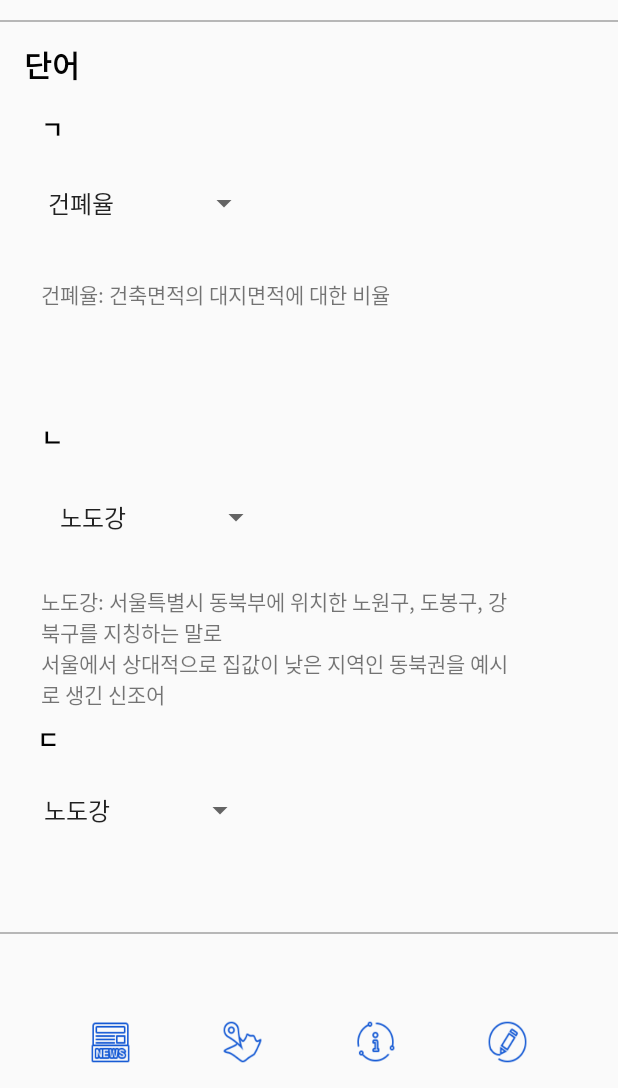
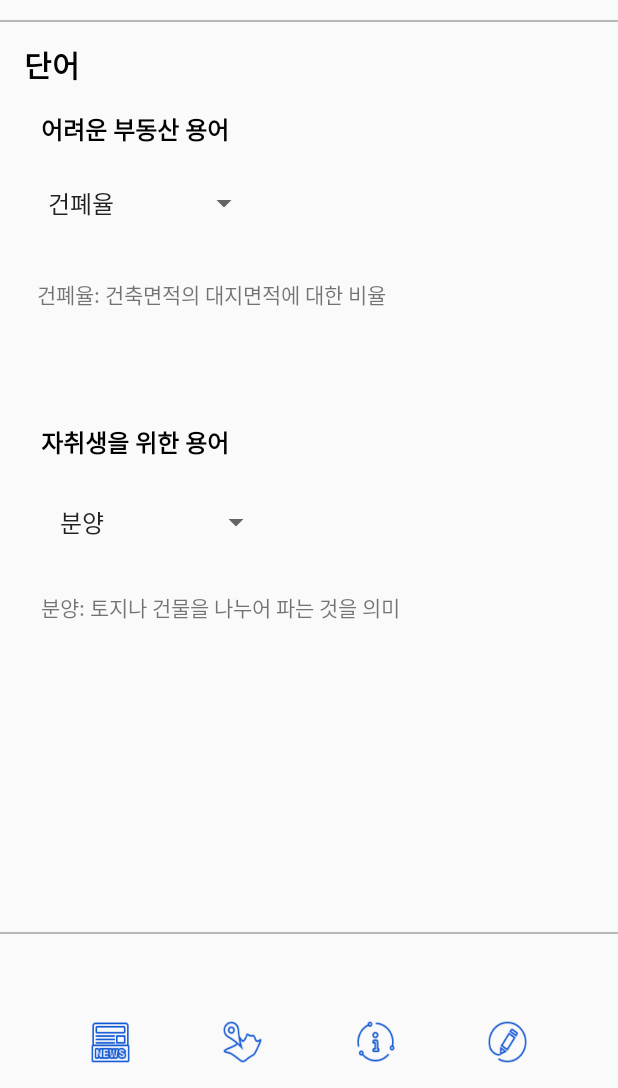
Before and after one commit to hwangyouna03/PocketHome, an Android app: the Information_word screen opened directly, with no data from a screen before it, after a tap on "단어", on a phone screen of 412 x 824 dp, the part 148-1236 px from its top. Run offline under Robolectric (Android 15) with nearby library versions, the phone set to English and light mode, and no system bars.

Commit message:
fix Information files

```diff
--- a/app/src/main/java/kr/hs/emirim/s2019s40/pockethome1/Information_word.java
+++ b/app/src/main/java/kr/hs/emirim/s2019s40/pockethome1/Information_word.java
@@ -1,7 +1,10 @@
 package kr.hs.emirim.s2019s40.pockethome1;
 
 import androidx.appcompat.app.AppCompatActivity;
+import androidx.fragment.app.Fragment;
+import androidx.fragment.app.FragmentManager;
 import androidx.fragment.app.FragmentPagerAdapter;
+import androidx.viewpager.widget.PagerAdapter;
 import androidx.viewpager.widget.ViewPager;
 
 import android.content.Intent;
@@ -12,23 +15,38 @@ import android.widget.ImageButton;
 
 import com.google.android.material.tabs.TabLayout;
 
+
+import java.util.ArrayList;
+
 import kr.hs.emirim.s2019s40.pockethome1.contract.Information_contractActivity;
 
+
 public class Information_word extends AppCompatActivity {
-    private FragmentPagerAdapter fragmentPagerAdapter;
+    //private FragmentPagerAdapter fragmentPagerAdapter;
+    private ArrayList<Fragment> fragments = new ArrayList<>();
+
+
+
+
     @Override
     protected void onCreate(Bundle savedInstanceState) {
         super.onCreate(savedInstanceState);
         setContentView(R.layout.activity_information_word);
 
         //viewpager setting
-        ViewPager viewPager = findViewById(R.id.viewpager1);
-        fragmentPagerAdapter = new ViewPagerAdapter(getSupportFragmentManager());
+        /*ViewPager viewPager = findViewById(R.id.viewpager);
+        ViewPager viewPager1 = findViewById(R.id.viewpager1);
+        fragmentPagerAdapter = new ViewpagerAdapter(getSupportFragmentManager());
 
         TabLayout tabLayout = findViewById(R.id.tab_layout);
         viewPager.setAdapter(fragmentPagerAdapter);
         tabLayout.setupWithViewPager(viewPager);
+        viewPager1.setAdapter(fragmentPagerAdapter);
+        tabLayout.setupWithViewPager(viewPager1);*/
 
+
+
+        //button -> 십계명
         Button btn11 = (Button)findViewById(R.id.button);
         btn11.setOnClickListener(new View.OnClickListener() {
             public void onClick(View view){
--- a/app/src/main/java/kr/hs/emirim/s2019s40/pockethome1/ViewPagerAdapter.java
+++ b/app/src/main/java/kr/hs/emirim/s2019s40/pockethome1/ViewpagerAdapter.java
@@ -6,8 +6,8 @@ import androidx.fragment.app.Fragment;
 import androidx.fragment.app.FragmentManager;
 import androidx.fragment.app.FragmentPagerAdapter;
 
-public class ViewPagerAdapter extends FragmentPagerAdapter {
-    public ViewPagerAdapter(@NonNull FragmentManager fm) {
+public class ViewpagerAdapter extends FragmentPagerAdapter {
+    public ViewpagerAdapter(@NonNull FragmentManager fm) {
         super(fm);
     }
 
--- a/app/src/main/res/layout/activity_information.xml
+++ b/app/src/main/res/layout/activity_information.xml
@@ -158,7 +158,7 @@
             android:layout_marginEnd="369dp"
             android:layout_marginRight="369dp"
             android:layout_marginBottom="8dp"
-            android:text="ㄱ"
+            android:text="어려운 부동산 용어"
             android:textColor="#000000"
             android:textSize="16dp"
             android:textStyle="bold"
@@ -182,14 +182,14 @@
 
         <TextView
             android:id="@+id/w_result"
-            android:layout_width="312dp"
-            android:layout_height="82dp"
+            android:layout_width="362dp"
+            android:layout_height="85dp"
             android:layout_marginStart="27dp"
             android:layout_marginLeft="27dp"
             android:layout_marginTop="20dp"
             android:layout_marginEnd="72dp"
             android:layout_marginRight="72dp"
-            android:text="드롭다운 결과"
+            android:text="용어 뜻 설명"
             app:layout_constraintEnd_toEndOf="parent"
             app:layout_constraintHorizontal_bias="0.058"
             app:layout_constraintStart_toStartOf="parent"
@@ -206,7 +206,7 @@
             android:layout_marginTop="12dp"
             android:layout_marginEnd="369dp"
             android:layout_marginRight="369dp"
-            android:text="ㄴ"
+            android:text="자취생을 위한 용어"
             android:textColor="#000000"
             android:textSize="16dp"
             android:textStyle="bold"
@@ -234,51 +234,22 @@
 
         <TextView
             android:id="@+id/w_result2"
-            android:layout_width="312dp"
-            android:layout_height="82dp"
+            android:layout_width="354dp"
+            android:layout_height="126dp"
             android:layout_marginStart="27dp"
             android:layout_marginLeft="27dp"
             android:layout_marginTop="16dp"
             android:layout_marginEnd="72dp"
             android:layout_marginRight="72dp"
-            android:text="드롭다운 결과"
+            android:text="용어 뜻 설명"
             app:layout_constraintEnd_toEndOf="parent"
             app:layout_constraintHorizontal_bias="0.0"
             app:layout_constraintStart_toStartOf="parent"
             app:layout_constraintTop_toBottomOf="@+id/spinner2" />
 
-        <TextView
-            android:id="@+id/w_title3"
-            android:layout_width="wrap_content"
-            android:layout_height="wrap_content"
-            android:layout_marginStart="27dp"
-            android:layout_marginLeft="27dp"
-            android:layout_marginTop="8dp"
-            android:text="ㄷ"
-            android:textColor="#000000"
-            android:textSize="16dp"
-            android:textStyle="bold"
-            app:layout_constraintEnd_toStartOf="@+id/w_result2"
-            app:layout_constraintHorizontal_bias="0.187"
-            app:layout_constraintStart_toStartOf="parent"
-            app:layout_constraintTop_toBottomOf="@+id/w_result2" />
 
-        <Spinner
-            android:id="@+id/spinner3"
-            android:layout_width="149dp"
-            android:layout_height="59dp"
-            android:layout_marginStart="21dp"
-            android:layout_marginLeft="21dp"
-            android:layout_marginTop="6dp"
-            android:layout_marginEnd="209dp"
-            android:layout_marginRight="209dp"
-            android:entries="@array/word2"
-            app:layout_constraintEnd_toEndOf="parent"
-            app:layout_constraintHorizontal_bias="0.0"
-            app:layout_constraintStart_toStartOf="parent"
-            app:layout_constraintTop_toBottomOf="@+id/w_title3">
 
-        </Spinner>
+
 
     </androidx.constraintlayout.widget.ConstraintLayout>
 </ScrollView>
--- a/app/src/main/res/values/array.xml
+++ b/app/src/main/res/values/array.xml
@@ -3,10 +3,20 @@
     <string-array name="word1">
         <item>건폐율</item>
         <item>공용면적</item>
+        <item>노도강</item>
+        <item>뉴스테이</item>
+
     </string-array>
 
     <string-array name="word2">
-        <item>노도강</item>
-        <item>뉴스테이</item>
+        <item>분양</item>
+        <item>청약</item>
+        <item>주택청약통장</item>
+        <item>아파트투유</item>
+        <item>예치금</item>
+        <item>단독주택</item>
+        <item>연립주택</item>
+        <item>장기전세주택</item>
+        <item>국민임대주택</item>
     </string-array>
 </resources>
```
Also changed, not shown: app/src/main/java/kr/hs/emirim/s2019s40/pockethome1/InformationActivity.java (+22 -3 lines), app/src/main/java/kr/hs/emirim/s2019s40/pockethome1/ViewPagerAdapter2.java (deleted, +0 -46 lines), app/src/main/res/layout/activity_information_word.xml (+28 -24 lines). Lines whose indentation alone changed are shown as unchanged.
